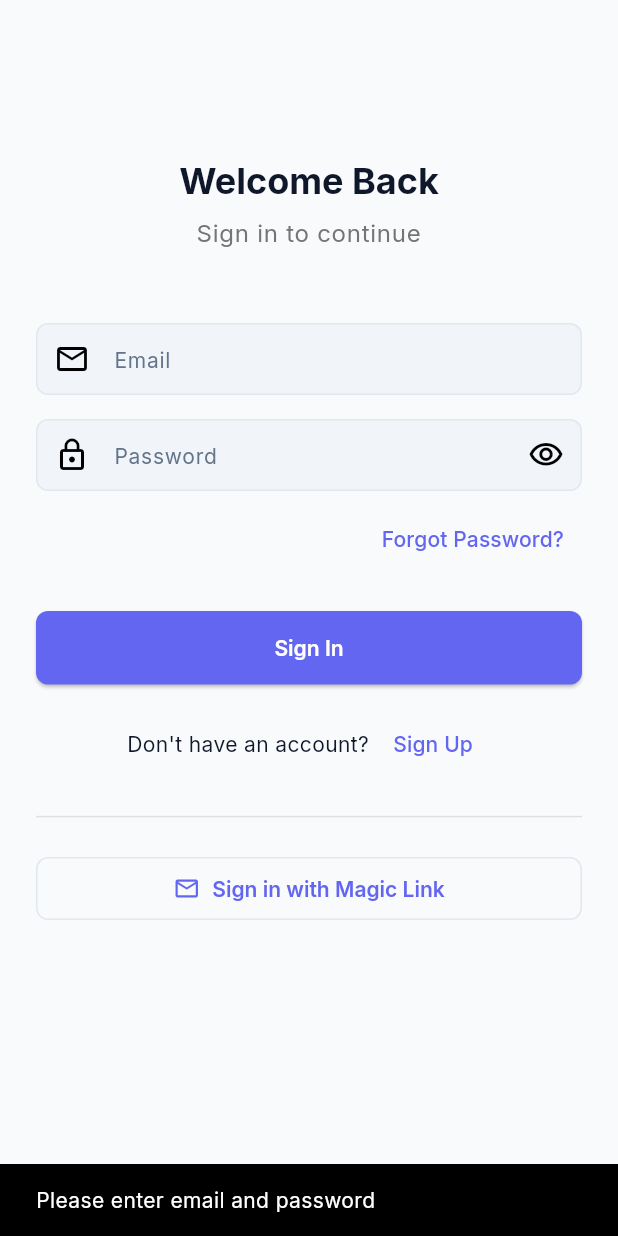
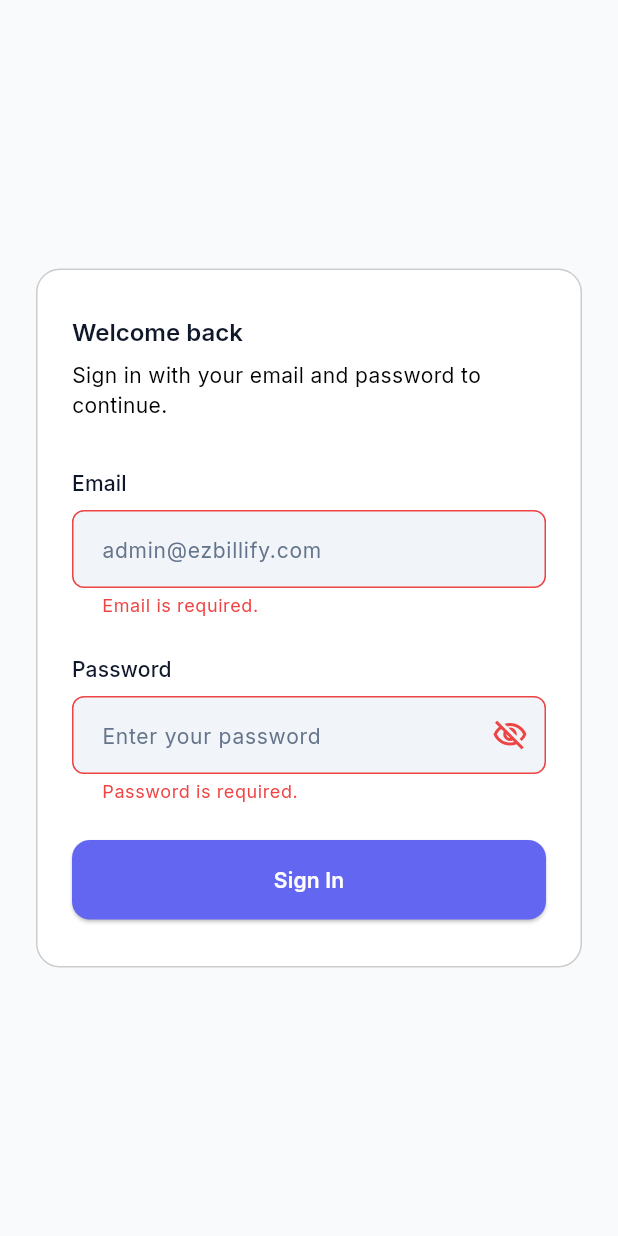
Before and after one commit to ezbillify/ez-connect, a Flutter app: the screen it shows after launch, after a tap on "Sign In", on a phone screen of 412 x 824 dp. Run offline on Flutter 3.47's test engine with Material 3 defaults, Android fonts, the phone set to English and light mode, and no system bars; our stand-ins replace flutter_dotenv, flutter_riverpod, gap, go_router, google_fonts, supabase_flutter; missing offline and left inert: gotrue; accounts and stored records are empty.

Commit message:
feat(core-auth): implement core login flow and reusable UI components
Add a minimal email/password authentication flow with session persistence and route guards.
Introduce core UI widgets: CustomTextField, CustomButton, CustomToast, LoadingSpinner.
Refactor login screen to a clean, non-loop login experience with show/hide password, validation, and error display.
Enable loading of local environment (.env.local) for development Supabase credentials.
Remove magic-link login path to enforce core-auth flow.

```diff
--- a/lib/presentation/providers/auth_provider.dart
+++ b/lib/presentation/providers/auth_provider.dart
@@ -1,7 +1,6 @@
 import 'package:flutter_riverpod/flutter_riverpod.dart';
 import 'package:supabase_flutter/supabase_flutter.dart';
 import 'package:gotrue/gotrue.dart' hide Provider;
-import 'package:supabase_flutter/supabase_flutter.dart' hide Provider;
 import 'package:app/data/datasources/supabase_auth_datasource.dart';
 import 'package:app/data/repositories/auth_repository_impl.dart';
 import 'package:app/domain/models/auth_state.dart' as auth_state_model;
@@ -60,7 +59,7 @@ class AuthNotifier extends StateNotifier<auth_state_model.AuthState> {
     } catch (e) {
       state = state.copyWith(
         status: auth_state_model.AuthStatus.error,
-        error: e.toString(),
+        error: _formatErrorMessage(e),
       );
     }
   }
@@ -70,7 +69,10 @@ class AuthNotifier extends StateNotifier<auth_state_model.AuthState> {
     required String password,
   }) async {
     try {
-      state = state.copyWith(status: auth_state_model.AuthStatus.loading, error: null);
+      state = state.copyWith(
+        status: auth_state_model.AuthStatus.loading,
+        error: null,
+      );
       final user = await authRepository.signInWithEmailAndPassword(
         email: email,
         password: password,
@@ -82,12 +84,20 @@ class AuthNotifier extends StateNotifier<auth_state_model.AuthState> {
         userRole: role,
         error: null,
       );
+    } on AuthException catch (e) {
+      state = auth_state_model.AuthState(
+        status: auth_state_model.AuthStatus.unauthenticated,
+        user: null,
+        userRole: null,
+        error: _formatErrorMessage(e),
+      );
     } catch (e) {
-      state = state.copyWith(
+      state = auth_state_model.AuthState(
         status: auth_state_model.AuthStatus.error,
-        error: e.toString(),
+        user: null,
+        userRole: null,
+        error: _formatErrorMessage(e),
       );
-      rethrow;
     }
   }
 
@@ -167,10 +177,36 @@ class AuthNotifier extends StateNotifier<auth_state_model.AuthState> {
     } catch (e) {
       state = state.copyWith(
         status: auth_state_model.AuthStatus.error,
-        error: e.toString(),
+        error: _formatErrorMessage(e),
       );
       rethrow;
     }
+  }
+
+  String _formatErrorMessage(Object error) {
+    if (error is AuthException) {
+      final message = error.message.trim();
+      if (message.isEmpty) {
+        return 'Unable to complete authentication. Please try again.';
+      }
+      if (message.toLowerCase().contains('invalid login credentials')) {
+        return 'Invalid email or password.';
+      }
+      return message;
+    }
+
+    var message = error.toString();
+    message = message.replaceFirst(RegExp(r'^Exception:\s*'), '').trim();
+    if (message.toLowerCase().startsWith('failed to sign in:')) {
+      message = message.substring('failed to sign in:'.length).trim();
+    }
+    if (message.toLowerCase().contains('invalid login credentials')) {
+      return 'Invalid email or password.';
+    }
+    if (message.isEmpty) {
+      return 'Something went wrong. Please try again.';
+    }
+    return message;
   }
 
   void clearError() {
--- a/lib/presentation/screens/auth/login_screen.dart
+++ b/lib/presentation/screens/auth/login_screen.dart
@@ -1,26 +1,56 @@
 import 'package:flutter/material.dart';
 import 'package:flutter_riverpod/flutter_riverpod.dart';
 import 'package:go_router/go_router.dart';
-import 'package:gap/gap.dart';
+import 'package:app/domain/models/auth_state.dart' as auth_state_model;
 import 'package:app/presentation/providers/auth_provider.dart';
+import 'package:app/shared/widgets/custom_button.dart';
+import 'package:app/shared/widgets/custom_text_field.dart';
+import 'package:app/shared/widgets/custom_toast.dart';
 
 class LoginScreen extends ConsumerStatefulWidget {
-  const LoginScreen({Key? key}) : super(key: key);
+  const LoginScreen({super.key});
 
   @override
   ConsumerState<LoginScreen> createState() => _LoginScreenState();
 }
 
 class _LoginScreenState extends ConsumerState<LoginScreen> {
-  late TextEditingController _emailController;
-  late TextEditingController _passwordController;
-  bool _obscurePassword = true;
+  final _formKey = GlobalKey<FormState>();
+  late final TextEditingController _emailController;
+  late final TextEditingController _passwordController;
+  bool _isPasswordObscured = true;
 
   @override
   void initState() {
     super.initState();
     _emailController = TextEditingController();
     _passwordController = TextEditingController();
+
+    ref.listen<auth_state_model.AuthState>(
+      authProvider,
+      (_, next) {
+        if (!mounted) {
+          return;
+        }
+
+        if (next.status == auth_state_model.AuthStatus.authenticated) {
+          context.go('/dashboard');
+          return;
+        }
+
+        final errorMessage = next.error;
+        if (errorMessage != null &&
+            errorMessage.isNotEmpty &&
+            next.status != auth_state_model.AuthStatus.loading) {
+          CustomToast.show(
+            context,
+            message: errorMessage,
+            type: ToastType.error,
+          );
+        }
+      },
+      fireImmediately: false,
+    );
   }
 
   @override
@@ -30,159 +60,165 @@ class _LoginScreenState extends ConsumerState<LoginScreen> {
     super.dispose();
   }
 
-  void _handleSignIn() async {
-    if (_emailController.text.isEmpty || _passwordController.text.isEmpty) {
-      ScaffoldMessenger.of(context).showSnackBar(
-        const SnackBar(content: Text('Please enter email and password')),
-      );
+  void _togglePasswordVisibility() {
+    setState(() {
+      _isPasswordObscured = !_isPasswordObscured;
+    });
+  }
+
+  Future<void> _handleSignIn() async {
+    if (_formKey.currentState?.validate() != true) {
       return;
     }
 
-    try {
+    FocusScope.of(context).unfocus();
     await ref.read(authProvider.notifier).signInWithEmailAndPassword(
           email: _emailController.text.trim(),
           password: _passwordController.text,
         );
-      if (mounted && context.mounted) {
-        context.go('/dashboard');
   }
-    } catch (e) {
-      if (mounted) {
-        ScaffoldMessenger.of(context).showSnackBar(
-          SnackBar(content: Text('Sign in failed: $e')),
-        );
+
+  String? _validateEmail(String? value) {
+    final trimmed = value?.trim() ?? '';
+    if (trimmed.isEmpty) {
+      return 'Email is required.';
     }
+    final emailRegExp = RegExp(r'^[^@]+@[^@]+\.[^@]+');
+    if (!emailRegExp.hasMatch(trimmed)) {
+      return 'Enter a valid email address.';
     }
+    return null;
+  }
+
+  String? _validatePassword(String? value) {
+    if (value == null || value.isEmpty) {
+      return 'Password is required.';
+    }
+    if (value.length < 6) {
+      return 'Password must be at least 6 characters.';
+    }
+    return null;
   }
 
   @override
   Widget build(BuildContext context) {
-    final isLoading = ref.watch(authLoadingProvider);
+    final authState = ref.watch(authProvider);
+    final isLoading = authState.status == auth_state_model.AuthStatus.loading;
+    final errorMessage = authState.error;
+    final shouldShowInlineError = errorMessage != null &&
+        errorMessage.isNotEmpty &&
+        authState.status != auth_state_model.AuthStatus.loading;
+
+    void clearInlineError() {
+      if (errorMessage != null && errorMessage.isNotEmpty) {
+        ref.read(authProvider.notifier).clearError();
+      }
+    }
 
     return Scaffold(
-      body: SingleChildScrollView(
-        child: Padding(
-          padding: const EdgeInsets.all(24.0),
-          child: Column(
-            mainAxisAlignment: MainAxisAlignment.center,
-            crossAxisAlignment: CrossAxisAlignment.stretch,
-            children: [
-              SizedBox(height: MediaQuery.of(context).size.height * 0.1),
-              Text(
-                'Welcome Back',
-                style: Theme.of(context).textTheme.displaySmall,
-                textAlign: TextAlign.center,
-              ),
-              const Gap(8),
-              Text(
-                'Sign in to continue',
-                style: Theme.of(context).textTheme.bodyLarge?.copyWith(
-                  color: Colors.grey[600],
-                ),
-                textAlign: TextAlign.center,
-              ),
-              const Gap(48),
-              TextFormField(
-                controller: _emailController,
-                keyboardType: TextInputType.emailAddress,
-                decoration: InputDecoration(
-                  hintText: 'Email',
-                  prefixIcon: const Icon(Icons.email_outlined),
-                  border: OutlineInputBorder(
-                    borderRadius: BorderRadius.circular(8),
-                  ),
-                  enabled: !isLoading,
+      body: Center(
+        child: SingleChildScrollView(
+          padding: const EdgeInsets.all(24),
+          child: ConstrainedBox(
+            constraints: const BoxConstraints(maxWidth: 420),
+            child: Card(
+              elevation: 0,
+              shape: RoundedRectangleBorder(
+                borderRadius: BorderRadius.circular(16),
+                side: BorderSide(
+                  color:
+                      Theme.of(context).colorScheme.outline.withOpacity(0.2),
                 ),
               ),
-              const Gap(16),
-              TextFormField(
-                controller: _passwordController,
-                obscureText: _obscurePassword,
-                decoration: InputDecoration(
-                  hintText: 'Password',
-                  prefixIcon: const Icon(Icons.lock_outline),
-                  suffixIcon: IconButton(
-                    icon: Icon(
-                      _obscurePassword
-                          ? Icons.visibility_outlined
-                          : Icons.visibility_off_outlined,
+              child: Padding(
+                padding: const EdgeInsets.symmetric(
+                  horizontal: 24,
+                  vertical: 32,
                 ),
-                    onPressed: () {
-                      setState(() {
-                        _obscurePassword = !_obscurePassword;
-                      });
-                    },
+                child: Form(
+                  key: _formKey,
+                  autovalidateMode: AutovalidateMode.onUserInteraction,
+                  child: Column(
+                    crossAxisAlignment: CrossAxisAlignment.stretch,
+                    mainAxisSize: MainAxisSize.min,
+                    children: [
+                      Text(
+                        'Welcome back',
+                        style: Theme.of(context).textTheme.headlineSmall,
                       ),
-                  border: OutlineInputBorder(
-                    borderRadius: BorderRadius.circular(8),
-                  ),
-                  enabled: !isLoading,
+                      const SizedBox(height: 8),
+                      Text(
+                        'Sign in with your email and password to continue.',
+                        style: Theme.of(context).textTheme.bodyMedium?.copyWith(
+                              color: Theme.of(context)
+                                  .colorScheme
+                                  .onSurfaceVariant,
                             ),
                       ),
-              const Gap(8),
-              Align(
-                alignment: Alignment.centerRight,
-                child: TextButton(
-                  onPressed: isLoading
-                      ? null
-                      : () => context.push('/auth/forgot-password'),
-                  child: const Text('Forgot Password?'),
+                      const SizedBox(height: 32),
+                      CustomTextField(
+                        controller: _emailController,
+                        label: 'Email',
+                        hintText: 'admin@ezbillify.com',
+                        keyboardType: TextInputType.emailAddress,
+                        textInputAction: TextInputAction.next,
+                        enabled: !isLoading,
+                        validator: _validateEmail,
+                        onChanged: (_) => clearInlineError(),
+                      ),
+                      const SizedBox(height: 24),
+                      CustomTextField(
+                        controller: _passwordController,
+                        label: 'Password',
+                        hintText: 'Enter your password',
+                        obscureText: _isPasswordObscured,
+                        onToggleObscureText: _togglePasswordVisibility,
+                        textInputAction: TextInputAction.done,
+                        enabled: !isLoading,
+                        validator: _validatePassword,
+                        onFieldSubmitted: (_) => _handleSignIn(),
+                        onChanged: (_) => clearInlineError(),
+                      ),
+                      const SizedBox(height: 24),
+                      if (shouldShowInlineError) ...[
+                        Container(
+                          padding: const EdgeInsets.symmetric(
+                            horizontal: 12,
+                            vertical: 12,
+                          ),
+                          decoration: BoxDecoration(
+                            color: Theme.of(context)
+                                .colorScheme
+                                .errorContainer,
+                            borderRadius: BorderRadius.circular(12),
+                          ),
+                          child: Text(
+                            errorMessage!,
+                            style: Theme.of(context)
+                                .textTheme
+                                .bodyMedium
+                                ?.copyWith(
+                                  color: Theme.of(context)
+                                      .colorScheme
+                                      .onErrorContainer,
                                 ),
                           ),
-              const Gap(24),
-              ElevatedButton(
+                        ),
+                        const SizedBox(height: 16),
+                      ],
+                      CustomButton(
+                        label: 'Sign In',
+                        isLoading: isLoading,
                         onPressed: isLoading ? null : _handleSignIn,
-                style: ElevatedButton.styleFrom(
-                  padding: const EdgeInsets.symmetric(vertical: 16),
-                ),
-                child: isLoading
-                    ? const SizedBox(
-                  width: 24,
-                  height: 24,
-                  child: CircularProgressIndicator(strokeWidth: 2),
-                )
-                    : const Text('Sign In'),
-              ),
-              const Gap(16),
-              Row(
-                mainAxisAlignment: MainAxisAlignment.center,
-                children: [
-                  Text(
-                    "Don't have an account? ",
-                    style: Theme.of(context).textTheme.bodyMedium,
-                  ),
-                  TextButton(
-                    onPressed: isLoading ? null : () => context.push('/auth/signup'),
-                    child: const Text('Sign Up'),
-                  ),
-                ],
-              ),
-              const Gap(16),
-              Divider(color: Colors.grey[300]),
-              const Gap(16),
-              OutlinedButton.icon(
-                onPressed: isLoading ? null : () => _handleMagicLink(),
-                icon: const Icon(Icons.mail_outline),
-                label: const Text('Sign in with Magic Link'),
                       ),
                     ],
                   ),
                 ),
               ),
-    );
-  }
-
-  void _handleMagicLink() {
-    if (_emailController.text.isEmpty) {
-      ScaffoldMessenger.of(context).showSnackBar(
-        const SnackBar(content: Text('Please enter your email')),
-      );
-      return;
-    }
-
-    context.push(
-      '/auth/magic-link',
-      extra: _emailController.text.trim(),
+            ),
+          ),
+        ),
+      ),
     );
   }
 }
--- a/lib/shared/utils/env.dart
+++ b/lib/shared/utils/env.dart
@@ -25,12 +25,13 @@ class Env {
     final targetEnvironment = environment ??
         (_appEnvOverride.isNotEmpty ? _appEnvOverride : 'development');
 
-    final candidateFiles = <String>{
+    final candidateFiles = <String>[
+      '.env.local',
       'config/environments/.env.$targetEnvironment',
       '.env.$targetEnvironment',
       '.env',
       'config/environments/.env.development',
-    };
+    ];
 
     for (final fileName in candidateFiles) {
       try {
--- /dev/null
+++ b/lib/shared/widgets/custom_button.dart
@@ -0,0 +1,49 @@
+import 'package:flutter/material.dart';
+import 'package:app/shared/widgets/loading_spinner.dart';
+
+class CustomButton extends StatelessWidget {
+  const CustomButton({
+    super.key,
+    required this.label,
+    this.onPressed,
+    this.isLoading = false,
+    this.expand = true,
+    this.style,
+  });
+
+  final String label;
+  final VoidCallback? onPressed;
+  final bool isLoading;
+  final bool expand;
+  final ButtonStyle? style;
+
+  @override
+  Widget build(BuildContext context) {
+    final theme = Theme.of(context);
+    final child = ElevatedButton(
+      onPressed: isLoading ? null : onPressed,
+      style: style ??
+          ElevatedButton.styleFrom(
+            padding: const EdgeInsets.symmetric(vertical: 16),
+            textStyle: theme.textTheme.titleMedium?.copyWith(
+              fontWeight: FontWeight.w600,
+            ),
+            shape: RoundedRectangleBorder(
+              borderRadius: BorderRadius.circular(12),
+            ),
+          ),
+      child: isLoading
+          ? LoadingSpinner(
+              size: 20,
+              strokeWidth: 2.4,
+              color: theme.colorScheme.onPrimary,
+            )
+          : Text(label),
+    );
+
+    if (expand) {
+      return SizedBox(width: double.infinity, child: child);
+    }
+    return child;
+  }
+}
--- /dev/null
+++ b/lib/shared/widgets/custom_text_field.dart
@@ -0,0 +1,94 @@
+import 'package:flutter/material.dart';
+
+class CustomTextField extends StatelessWidget {
+  const CustomTextField({
+    super.key,
+    required this.controller,
+    required this.label,
+    this.hintText,
+    this.keyboardType = TextInputType.text,
+    this.textInputAction,
+    this.obscureText = false,
+    this.onToggleObscureText,
+    this.enabled = true,
+    this.prefixIcon,
+    this.suffixIcon,
+    this.helperText,
+    this.validator,
+    this.onChanged,
+    this.onFieldSubmitted,
+  });
+
+  final TextEditingController controller;
+  final String label;
+  final String? hintText;
+  final TextInputType keyboardType;
+  final TextInputAction? textInputAction;
+  final bool obscureText;
+  final VoidCallback? onToggleObscureText;
+  final bool enabled;
+  final Widget? prefixIcon;
+  final Widget? suffixIcon;
+  final String? helperText;
+  final FormFieldValidator<String>? validator;
+  final ValueChanged<String>? onChanged;
+  final ValueChanged<String>? onFieldSubmitted;
+
+  @override
+  Widget build(BuildContext context) {
+    final theme = Theme.of(context);
+    final outlineColor = theme.colorScheme.outline.withOpacity(0.5);
+    final borderRadius = BorderRadius.circular(12);
+
+    InputBorder buildBorder(Color color) {
+      return OutlineInputBorder(
+        borderRadius: borderRadius,
+        borderSide: BorderSide(color: color, width: 1.2),
+      );
+    }
+
+    return Column(
+      crossAxisAlignment: CrossAxisAlignment.start,
+      children: [
+        Text(
+          label,
+          style: theme.textTheme.labelLarge,
+        ),
+        const SizedBox(height: 8),
+        TextFormField(
+          controller: controller,
+          enabled: enabled,
+          obscureText: obscureText,
+          keyboardType: keyboardType,
+          textInputAction: textInputAction,
+          validator: validator,
+          onChanged: onChanged,
+          onFieldSubmitted: onFieldSubmitted,
+          decoration: InputDecoration(
+            hintText: hintText,
+            helperText: helperText,
+            prefixIcon: prefixIcon,
+            suffixIcon: onToggleObscureText != null
+                ? IconButton(
+                    icon: Icon(
+                      obscureText
+                          ? Icons.visibility_off_outlined
+                          : Icons.visibility_outlined,
+                    ),
+                    onPressed: enabled ? onToggleObscureText : null,
+                  )
+                : suffixIcon,
+            contentPadding: const EdgeInsets.symmetric(
+              horizontal: 16,
+              vertical: 14,
+            ),
+            border: buildBorder(outlineColor),
+            enabledBorder: buildBorder(outlineColor),
+            disabledBorder: buildBorder(outlineColor.withOpacity(0.6)),
+            focusedBorder: buildBorder(theme.colorScheme.primary),
+          ),
+        ),
+      ],
+    );
+  }
+}
--- /dev/null
+++ b/lib/shared/widgets/custom_toast.dart
@@ -0,0 +1,60 @@
+import 'package:flutter/material.dart';
+
+enum ToastType { info, success, error }
+
+class CustomToast {
+  const CustomToast._();
+
+  static void show(
+    BuildContext context, {
+    required String message,
+    ToastType type = ToastType.info,
+  }) {
+    final trimmedMessage = message.trim();
+    if (trimmedMessage.isEmpty) {
+      return;
+    }
+
+    final messenger = ScaffoldMessenger.maybeOf(context);
+    if (messenger == null) {
+      return;
+    }
+
+    final theme = Theme.of(context);
+
+    Color backgroundColor;
+    Color foregroundColor;
+
+    switch (type) {
+      case ToastType.success:
+        backgroundColor = theme.colorScheme.primary;
+        foregroundColor = theme.colorScheme.onPrimary;
+        break;
+      case ToastType.error:
+        backgroundColor = theme.colorScheme.error;
+        foregroundColor = theme.colorScheme.onError;
+        break;
+      case ToastType.info:
+      default:
+        backgroundColor = theme.colorScheme.secondaryContainer;
+        foregroundColor = theme.colorScheme.onSecondaryContainer;
+        break;
+    }
+
+    messenger
+      ..clearSnackBars()
+      ..showSnackBar(
+        SnackBar(
+          content: Text(
+            trimmedMessage,
+            style: theme.textTheme.bodyMedium?.copyWith(
+              color: foregroundColor,
+            ),
+          ),
+          backgroundColor: backgroundColor,
+          behavior: SnackBarBehavior.floating,
+          duration: const Duration(seconds: 3),
+        ),
+      );
+  }
+}
--- /dev/null
+++ b/lib/shared/widgets/loading_spinner.dart
@@ -0,0 +1,28 @@
+import 'package:flutter/material.dart';
+
+class LoadingSpinner extends StatelessWidget {
+  const LoadingSpinner({
+    super.key,
+    this.size = 24,
+    this.strokeWidth = 3,
+    this.color,
+  });
+
+  final double size;
+  final double strokeWidth;
+  final Color? color;
+
+  @override
+  Widget build(BuildContext context) {
+    final resolvedColor = color ?? Theme.of(context).colorScheme.primary;
+
+    return SizedBox(
+      width: size,
+      height: size,
+      child: CircularProgressIndicator(
+        strokeWidth: strokeWidth,
+        valueColor: AlwaysStoppedAnimation<Color>(resolvedColor),
+      ),
+    );
+  }
+}
```
Lines whose indentation alone changed are shown as unchanged.
